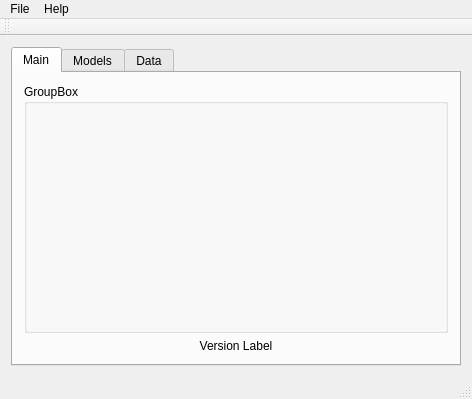
The window that src/MacsurAdapter/madmainwindowbase.ui (arkygeek/MAD) describes before a commit, drawn with Qt 5.
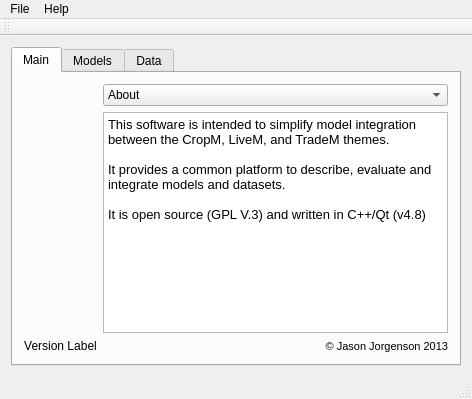
The same window after the commit. Icons and pictures are not drawn.

Commit message: added cheesy graphic for a logo - this needs to be made to look better - added Qt resource file - a few other things - I am changing the default code style a little (2 space indents is the main change … why use four ??? )

```diff
--- a/src/MacsurAdapter/madmainwindowbase.ui
+++ b/src/MacsurAdapter/madmainwindowbase.ui
@@ -25,20 +25,20 @@
         <string>Main</string>
        </attribute>
        <layout class="QGridLayout" name="gridLayout_4">
-        <item row="0" column="0">
-         <widget class="QGroupBox" name="groupBox">
-          <property name="sizePolicy">
-           <sizepolicy hsizetype="Preferred" vsizetype="Expanding">
-            <horstretch>0</horstretch>
-            <verstretch>0</verstretch>
-           </sizepolicy>
+        <item row="0" column="0" rowspan="2">
+         <widget class="QLabel" name="lblGraphicMain">
+          <property name="text">
+           <string/>
           </property>
-          <property name="title">
-           <string>GroupBox</string>
+          <property name="pixmap">
+           <pixmap resource="resources/resources.qrc">:/MADCircle.png</pixmap>
+          </property>
+          <property name="alignment">
+           <set>Qt::AlignCenter</set>
           </property>
          </widget>
         </item>
-        <item row="1" column="0">
+        <item row="3" column="0">
          <widget class="QLabel" name="lblVersion">
           <property name="text">
            <string>Version Label</string>
@@ -48,6 +48,69 @@
           </property>
          </widget>
         </item>
+        <item row="0" column="1">
+         <widget class="QComboBox" name="cbAboutMain">
+          <item>
+           <property name="text">
+            <string>About</string>
+           </property>
+          </item>
+          <item>
+           <property name="text">
+            <string>CropM</string>
+           </property>
+          </item>
+          <item>
+           <property name="text">
+            <string>LiveM</string>
+           </property>
+          </item>
+          <item>
+           <property name="text">
+            <string>TradeM</string>
+           </property>
+          </item>
+          <item>
+           <property name="text">
+            <string>Credits</string>
+           </property>
+          </item>
+         </widget>
+        </item>
+        <item row="1" column="1">
+         <widget class="QPlainTextEdit" name="plainTextEdit">
+          <property name="font">
+           <font>
+            <pointsize>10</pointsize>
+           </font>
+          </property>
+          <property name="plainText">
+           <string>This software is intended to simplify model integration between the CropM, LiveM, and TradeM themes.
+
+It provides a common platform to describe, evaluate and integrate models and datasets.
+
+It is open source (GPL V.3) and written in C++/Qt (v4.8)</string>
+          </property>
+         </widget>
+        </item>
+        <item row="3" column="1">
+         <widget class="QLabel" name="label">
+          <property name="font">
+           <font>
+            <pointsize>8</pointsize>
+           </font>
+          </property>
+          <property name="layoutDirection">
+           <enum>Qt::LeftToRight</enum>
+          </property>
+          <property name="text">
+           <string>© Jason Jorgenson 2013</string>
+          </property>
+          <property name="alignment">
+           <set>Qt::AlignRight|Qt::AlignTrailing|Qt::AlignVCenter</set>
+          </property>
+         </widget>
+        </item>
        </layout>
       </widget>
       <widget class="QWidget" name="tabModels">
```
Left out of the diff: 15 changed lines with no effect on the pictures. The commit also changes 7 other files.
